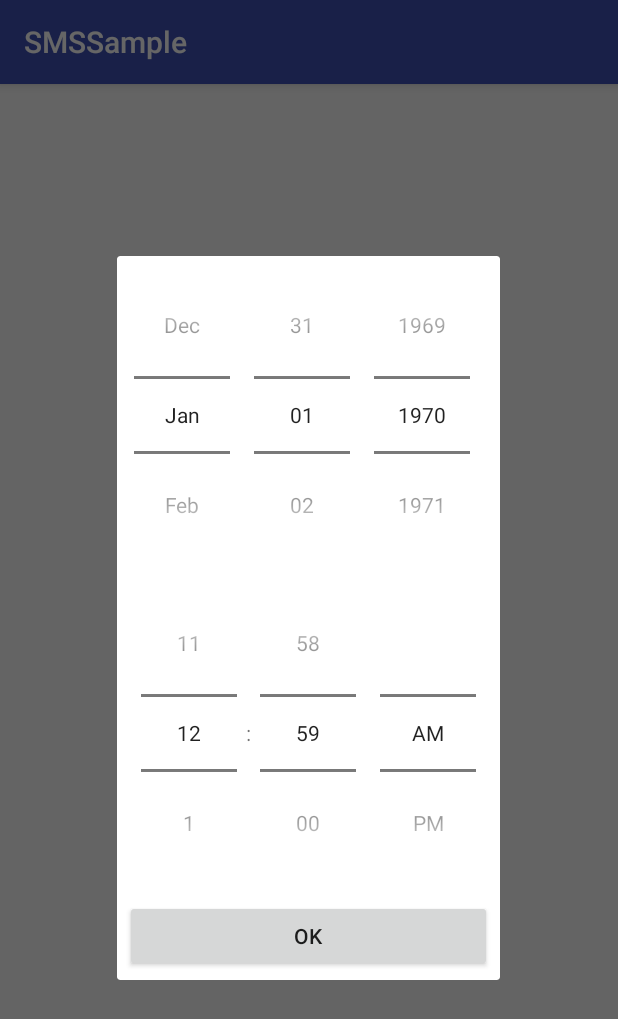
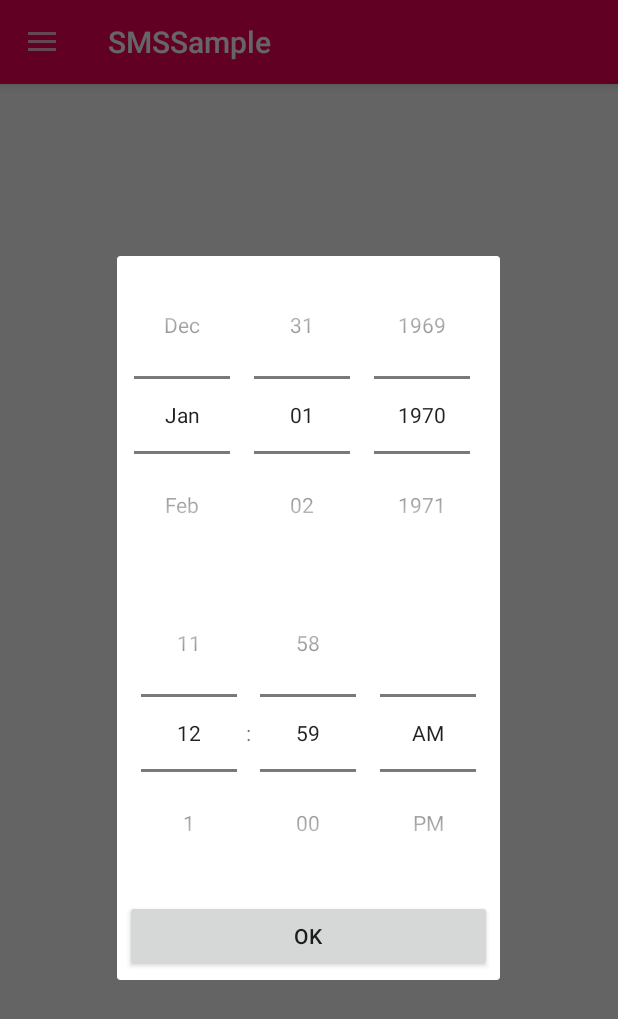
Before and after one commit to linhphan0108/SMSSample, an Android app: the fragment DateAndTimePickerDialog placed in its activity, on a phone screen of 412 x 824 dp. Shown: the top 1019 px of the screen. Run offline under Robolectric (Android 15) with nearby library versions, the phone set to English and light mode, and no system bars.

Commit message:
add drawer navigation, display message list by category

```diff
--- a/app/build.gradle
+++ b/app/build.gradle
@@ -23,4 +23,6 @@ dependencies {
     compile fileTree(dir: 'libs', include: ['*.jar'])
     testCompile 'junit:junit:4.12'
     compile 'com.android.support:appcompat-v7:23.2.0'
+    compile 'com.android.support:design:23.2.0'
+
 }
--- a/app/src/main/java/com/linhphan/androidboilerplate/ui/dialog/DateAndTimePickerDialog.java
+++ b/app/src/main/java/com/linhphan/androidboilerplate/ui/dialog/DateAndTimePickerDialog.java
@@ -154,11 +154,18 @@ public class DateAndTimePickerDialog extends DialogFragment implements TimePicke
     }
 
     private void setupPicker(){
-        if (mMaxDate > mMinDate) {
+        if (mMinDate <= 0 && mMaxDate > 0){
+            mDatePicker.setMaxDate(mMaxDate);
+
+        }else if (mMinDate > 0 && mMaxDate <= 0){
+            mDatePicker.setMinDate(mMinDate);
+
+        }else if(mMinDate > 0 && mMaxDate > 0 && mMinDate < mMaxDate){
             mDatePicker.setMaxDate(mMaxDate);
             mDatePicker.setMinDate(mMinDate);
+
         }else{
-            Logger.d(getClass().getName(), "max date should be greater than min date");
+            Logger.d(getClass().getName(), "max date and min date is invalided");
         }
     }
 
--- a/app/src/main/java/com/linhphan/smssample/ui/activity/LanguageChoiceActivity.java
+++ b/app/src/main/java/com/linhphan/smssample/ui/activity/LanguageChoiceActivity.java
@@ -71,6 +71,5 @@ public class LanguageChoiceActivity extends BaseActivity implements View.OnClick
     private void gotoMainActivity(){
         Intent intent = new Intent(this, MainActivity.class);
         startActivity(intent);
-        finish();
     }
 }
--- a/app/src/main/java/com/linhphan/smssample/ui/activity/MainActivity.java
+++ b/app/src/main/java/com/linhphan/smssample/ui/activity/MainActivity.java
@@ -2,28 +2,42 @@ package com.linhphan.smssample.ui.activity;
 
 import android.database.Cursor;
 import android.os.Bundle;
+import android.support.design.widget.NavigationView;
 import android.support.v4.app.LoaderManager;
 import android.support.v4.content.CursorLoader;
 import android.support.v4.content.Loader;
-import android.support.v4.widget.SimpleCursorAdapter;
+import android.support.v4.widget.DrawerLayout;
+import android.support.v7.app.ActionBarDrawerToggle;
+import android.support.v7.widget.Toolbar;
+import android.view.Menu;
+import android.view.MenuItem;
+import android.view.View;
+import android.widget.Toast;
 
 import com.linhphan.androidboilerplate.ui.activity.BaseActivity;
 import com.linhphan.androidboilerplate.util.Logger;
 import com.linhphan.smssample.R;
 import com.linhphan.smssample.data.contentprovider.CategoriesProvider;
 import com.linhphan.smssample.data.table.TblCategory;
-import com.linhphan.smssample.ui.fragment.ListMessage;
+import com.linhphan.smssample.ui.fragment.ListMessageFragment;
 
 /**
  * Created by linh on 02/04/2016.
  */
-public class MainActivity extends BaseActivity implements LoaderManager.LoaderCallbacks<Cursor> {
+public class MainActivity extends BaseActivity implements LoaderManager.LoaderCallbacks<Cursor>, NavigationView.OnNavigationItemSelectedListener {
 
+    private DrawerLayout drawerLayout;
+    private NavigationView navigationView;
+    private Toolbar toolbar;
+
+    //=============== inherited methods ============================================================
     @Override
     protected void onCreate(Bundle savedInstanceState) {
         super.onCreate(savedInstanceState);
 
-        openListMessage();
+        setupToolbar();//setup toolbar
+        setupNavigationView();
+        openListMessage(0);
     }
 
     @Override
@@ -67,14 +81,36 @@ public class MainActivity extends BaseActivity implements LoaderManager.LoaderCa
 
             int id = data.getInt(idIndex);
             String name = data.getString(nameIndex);
+            Logger.i(getClass().getName(), "{id: "+ id +", name: "+ name +"}");
 
-            Logger.i(getClass().getName(), "{id: "+ id +", name: "+ name +"}");
+            Menu menu = navigationView.getMenu();
+            // add menu items
+            menu.add(0, id, Menu.NONE, name);
+//            for (int i=0; i< 4; i++){
+//                // add submenu item
+//                SubMenu subMenu = menu.addSubMenu(i, i, i, "Menu "+ i);
+//                for (int j=0; j<3 ; j++){
+//                    subMenu.add(i, j, j, "submenu "+ j);
+//                }
+//            }
+
             while (data.moveToNext()){
                 id = data.getInt(idIndex);
                 name = data.getString(nameIndex);
+                Logger.i(getClass().getName(), "{id: "+ id +", name: "+ name +"}");
 
-                Logger.i(getClass().getName(), "{id: "+ id +", name: "+ name +"}");
+                menu.add(0, id, Menu.NONE, name);
             }
+
+//            for (int i = 0, count = navigationView.getChildCount(); i < count; i++) {
+//                final View child = navigationView.getChildAt(i);
+//                if (child != null && child instanceof ListView) {
+//                    final ListView menuView = (ListView) child;
+//                    final HeaderViewListAdapter adapter = (HeaderViewListAdapter) menuView.getAdapter();
+//                    final BaseAdapter wrapped = (BaseAdapter) adapter.getWrappedAdapter();
+//                    wrapped.notifyDataSetChanged();
+//                }
+//            }
         }
     }
 
@@ -83,8 +119,50 @@ public class MainActivity extends BaseActivity implements LoaderManager.LoaderCa
 
     }
 
+    @Override
+    public boolean onNavigationItemSelected(MenuItem menuItem) {
+        drawerLayout.closeDrawers();
+        switch (menuItem.getGroupId()){
+            case 0:
+                openListMessage(menuItem.getItemId());
+                break;
+            default:
+                break;
+        }
+        return false;
+    }
+
     //================ inner methods ===============================================================
-    private void openListMessage(){
-        replaceFragment(R.id.fl_main_content, ListMessage.class, false, null, null);
+    private void setupToolbar() {
+        toolbar = (Toolbar) findViewById(R.id.toolbar);
+        setSupportActionBar(toolbar);
+    }
+
+    private void setupNavigationView() {
+        navigationView = (NavigationView) findViewById(R.id.navigation_view);
+        navigationView.setNavigationItemSelectedListener(this);
+
+        // Initializing Drawer Layout and ActionBarToggle
+        drawerLayout = (DrawerLayout) findViewById(R.id.drawer);
+        ActionBarDrawerToggle drawerToggle = new ActionBarDrawerToggle(this, drawerLayout, toolbar, R.string.openDrawer, R.string.closeDrawer) {
+            @Override
+            public void onDrawerClosed(View drawerView) {
+                super.onDrawerClosed(drawerView);
+            }
+
+            @Override
+            public void onDrawerOpened(View drawerView) {
+                //== set the item is selected
+                super.onDrawerOpened(drawerView);
+            }
+        };
+        drawerLayout.setDrawerListener(drawerToggle);
+        drawerToggle.syncState();
+    }
+
+    private void openListMessage(int catId){
+        Bundle bundle = new Bundle();
+        bundle.putInt(ListMessageFragment.ARG_CATEGORY_ID, catId);
+        replaceFragment(R.id.fl_main_content, ListMessageFragment.class, false, bundle, null);
     }
 }
--- a/app/src/main/java/com/linhphan/smssample/ui/fragment/ListMessage.java
+++ b/app/src/main/java/com/linhphan/smssample/ui/fragment/ListMessageFragment.java
@@ -8,6 +8,7 @@ import android.content.Context;
 import android.content.Intent;
 import android.database.Cursor;
 import android.os.Bundle;
+import android.support.annotation.Nullable;
 import android.support.v4.app.LoaderManager;
 import android.support.v4.content.CursorLoader;
 import android.support.v4.content.Loader;
@@ -36,11 +37,25 @@ import java.util.Locale;
 /**
  * Created by linh on 02/04/2016.
  */
-public class ListMessage extends BaseFragment implements LoaderManager.LoaderCallbacks<Cursor>, ListSMSCursorAdapter.ClickCallback{
+public class ListMessageFragment extends BaseFragment implements LoaderManager.LoaderCallbacks<Cursor>, ListSMSCursorAdapter.ClickCallback{
+    public static final String ARG_CATEGORY_ID = "ARG_CATEGORY_ID";
 
     private ListSMSCursorAdapter mAdapter;
 
+    private int mCatId;
+
     //================= overridden methods =========================================================
+
+    @Override
+    public void onCreate(@Nullable Bundle savedInstanceState) {
+        if (getArguments() != null){
+            Bundle bundle = getArguments();
+            mCatId = bundle.getInt(ARG_CATEGORY_ID);
+        }
+
+        super.onCreate(savedInstanceState);
+    }
+
     @Override
     protected int getFragmentLayoutResource() {
         return R.layout.fragment_list_message;
@@ -68,15 +83,13 @@ public class ListMessage extends BaseFragment implements LoaderManager.LoaderCal
     @Override
     public Loader<Cursor> onCreateLoader(int id, Bundle args) {
         Logger.d(getClass().getName(), "onCreateLoader");
-        String projection[] = {
-                TblMessage.COLUMN_ID,
-                TblMessage.COLUMN_CONTENT
+        Logger.d(getClass().getName(), "category id = "+ mCatId);
+
+        String selection = TblMessage.COLUMN_CAT_ID +"=?";
+        String selectionArg[] = {
+                String.valueOf(mCatId)
         };
-//        String selection = TblMessage.COLUMN_CAT_ID +"=?";
-//        String selectionArg[] = {
-//                String.valueOf(TblCategory.NIGHT_GREETING_GIRL_ID)
-//        };
-        return new CursorLoader(getContext(), SMSProvider.CONTENT_URI, projection, null, null, null);
+        return new CursorLoader(getContext(), SMSProvider.CONTENT_URI, null, selection, selectionArg, null);
     }
 
     @Override
@@ -85,6 +98,7 @@ public class ListMessage extends BaseFragment implements LoaderManager.LoaderCal
         Logger.d(getClass().getName(), "onLoadFinished");
         if (data != null){
             Logger.e(getClass().getName(), "number of rows in table message: "+ data.getCount());
+            Toast.makeText(getContext(), "number of rows "+ data.getCount(), Toast.LENGTH_SHORT).show();
         }
     }
 
--- /dev/null
+++ b/app/src/main/res/drawable/selector_star.xml
@@ -0,0 +1,6 @@
+<?xml version="1.0" encoding="utf-8"?>
+<selector xmlns:android="http://schemas.android.com/apk/res/android">
+    <item android:state_selected="true" android:drawable="@android:drawable/star_on" />
+    <item android:state_pressed="true" android:drawable="@android:drawable/star_on" />
+    <item android:drawable="@android:drawable/star_off" />
+</selector>
--- a/app/src/main/res/layout/activity_main.xml
+++ b/app/src/main/res/layout/activity_main.xml
@@ -1,9 +1,38 @@
 <?xml version="1.0" encoding="utf-8"?>
-<LinearLayout xmlns:android="http://schemas.android.com/apk/res/android"
-    android:orientation="vertical" android:layout_width="match_parent"
+<android.support.v4.widget.DrawerLayout xmlns:android="http://schemas.android.com/apk/res/android"
+    xmlns:app="http://schemas.android.com/apk/res-auto"
+    android:id="@+id/drawer"
+    android:orientation="vertical"
+    android:layout_width="match_parent"
     android:layout_height="match_parent">
+
+    <RelativeLayout
+        android:layout_width="match_parent"
+        android:layout_height="match_parent"
+        android:orientation="vertical">
+        <include
+            android:id="@+id/toolbar"
+            layout="@layout/toolbar"/>
+
         <FrameLayout
             android:id="@+id/fl_main_content"
             android:layout_width="match_parent"
-            android:layout_height="match_parent" />
-</LinearLayout>
+            android:layout_height="match_parent"
+            android:layout_below="@id/toolbar"/>
+
+        <FrameLayout
+            android:id="@+id/controllers"
+            android:layout_width="match_parent"
+            android:layout_height="90dp"
+            android:layout_alignParentBottom="true"
+            android:visibility="visible">
+        </FrameLayout>
+    </RelativeLayout>
+
+    <android.support.design.widget.NavigationView
+        android:id="@+id/navigation_view"
+        android:layout_width="wrap_content"
+        android:layout_height="match_parent"
+        android:layout_gravity="start"
+        app:headerLayout="@layout/drawer_navigation_header"/>
+</android.support.v4.widget.DrawerLayout>
--- a/app/src/main/res/layout/item_row_message.xml
+++ b/app/src/main/res/layout/item_row_message.xml
@@ -14,10 +14,12 @@
             android:id="@+id/img_star"
             android:layout_width="wrap_content"
             android:layout_height="wrap_content"
-            android:src="@android:drawable/star_big_on"
+            android:src="@drawable/selector_star"
             android:layout_alignParentRight="true"
             android:layout_alignParentEnd="true"
-            android:layout_alignParentTop="true"/>
+            android:layout_alignParentTop="true"
+            android:clickable="true"
+            android:focusable="true"/>
 
         <TextView
             android:layout_below="@id/img_star"
--- /dev/null
+++ b/app/src/main/res/layout/toolbar.xml
@@ -0,0 +1,9 @@
+<?xml version="1.0" encoding="utf-8"?>
+<android.support.v7.widget.Toolbar xmlns:android="http://schemas.android.com/apk/res/android"
+    android:layout_width="match_parent"
+    android:layout_height="wrap_content"
+    android:orientation="vertical"
+    android:background="@color/colorPrimary"
+    android:theme="@style/ThemeOverlay.AppCompat.Dark"
+    android:elevation="4dp">
+</android.support.v7.widget.Toolbar>
--- a/app/src/main/res/values/colors.xml
+++ b/app/src/main/res/values/colors.xml
@@ -1,8 +1,11 @@
 <?xml version="1.0" encoding="utf-8"?>
 <resources>
-    <color name="colorPrimary">#3F51B5</color>
-    <color name="colorPrimaryDark">#303F9F</color>
-    <color name="colorAccent">#FF4081</color>
+    <color name="colorPrimary">#F50057</color>
+    <color name="colorPrimaryDark">#C51162</color>
+    <color name="textColorPrimary">#FFFFFF</color>
+    <color name="windowBackground">#FFFFFF</color>
+    <color name="navigationBarColor">#000000</color>
+    <color name="colorAccent">#FF80AB</color>
 
     <color name="color_purple">#8b2bc7</color>
     <color name="transparent">#00000000</color>
--- a/app/src/main/res/values/strings.xml
+++ b/app/src/main/res/values/strings.xml
@@ -15,6 +15,9 @@
     <string name="night_greetings_for_boys">night greeting for Boys</string>
     <string name="valentine">valentine</string>
 
+    <!--drawer navigation-->
+    <string name="openDrawer">opened</string>
+    <string name="closeDrawer">closed</string>
 
     <string name="copied">copied</string>
     <string name="ok">OK</string>
--- a/app/src/main/res/values/styles.xml
+++ b/app/src/main/res/values/styles.xml
@@ -1,8 +1,10 @@
 <resources>
 
     <!-- Base application theme. -->
-    <style name="AppTheme" parent="Theme.AppCompat.Light.DarkActionBar">
+    <style name="AppTheme" parent="Theme.AppCompat.Light.NoActionBar">
         <!-- Customize your theme here. -->
+        <!--<item name="windowNoTitle">true</item>-->
+        <!--<item name="windowActionBar">false</item>-->
         <item name="colorPrimary">@color/colorPrimary</item>
         <item name="colorPrimaryDark">@color/colorPrimaryDark</item>
         <item name="colorAccent">@color/colorAccent</item>
```
Also changed, not shown: app/src/main/java/com/linhphan/smssample/ui/adapter/ListSMSCursorAdapter.java (+20 -0 lines), app/src/main/res/layout/drawer_navigation_header.xml (added, +49 -0 lines), app/src/main/res/menu/drawer_navigation_item.xml (added, +88 -0 lines).
